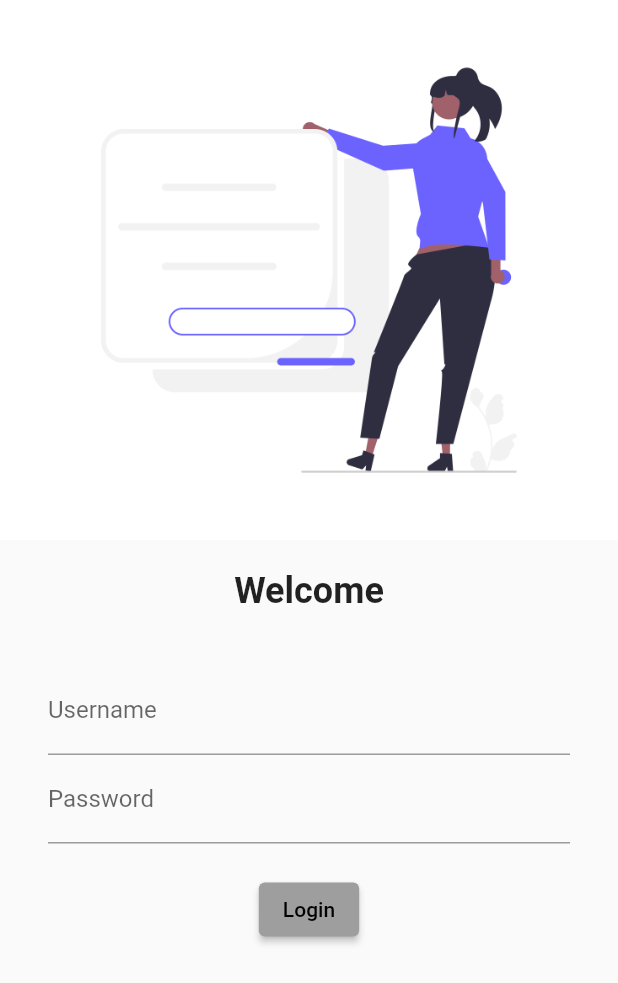
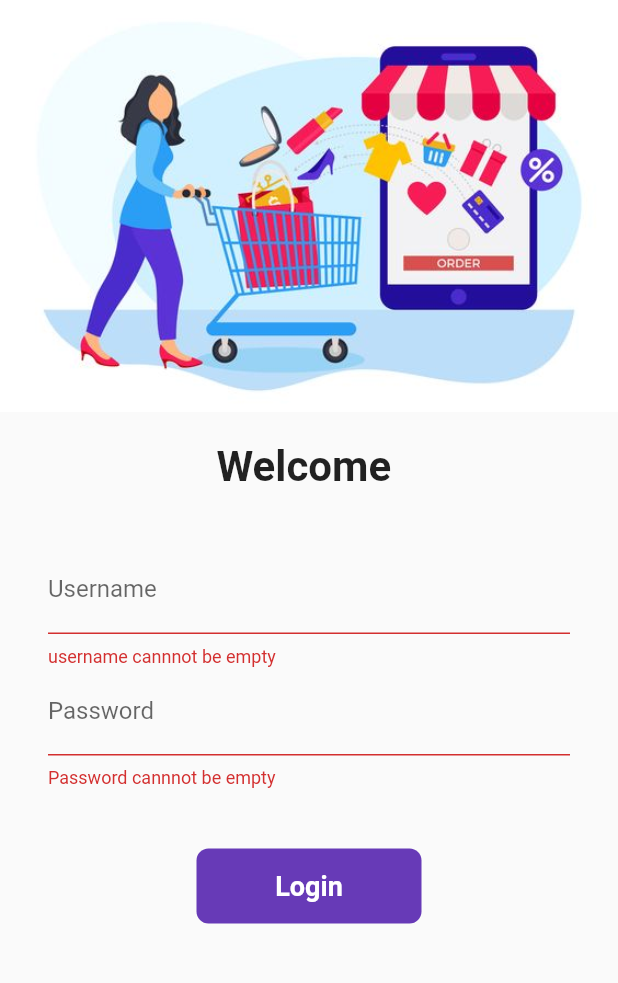
Before and after one commit to Mihir072/ShoppingApp, a Flutter app: the screen it shows after launch, after a tap on "Login", on a phone screen of 412 x 824 dp. Shown: the top 983 px of the screen. Run offline on Flutter 3.47's test engine with Material 2 defaults, Android fonts, the phone set to English and light mode, and no system bars.

Commit message:
Day5 completed

```diff
--- a/lib/main.dart
+++ b/lib/main.dart
@@ -1,6 +1,7 @@
 import 'package:flutter/material.dart';
 import 'package:flutter_application_1/pages/home_page.dart';
 import 'package:flutter_application_1/pages/login_page.dart';
+import 'package:flutter_application_1/utils/routes.dart';
 
 void main() {
   runApp(MyApp());
@@ -16,8 +17,8 @@ class MyApp extends StatelessWidget {
       ),
       routes: {
         "/": (context) => LoginPage(),
-        "/home": (context) => HomePage(),
-        "/login": (context) => LoginPage(),
+        MyRoutes.homeRoute: (context) => const HomePage(),
+        MyRoutes.loginRoute: (context) => LoginPage(),
       },
     );
   }
--- a/lib/pages/home_page.dart
+++ b/lib/pages/home_page.dart
@@ -7,14 +7,14 @@ class HomePage extends StatelessWidget {
   Widget build(BuildContext context) {
     return Scaffold(
       appBar: AppBar(
-        title: Text("Shopping"),
+        title: const Text("Revolution Shop"),
       ),
       body: Center(
         child: Container(
-          child: Text("Welcome to My Shopping App"),
+          child: const Text("Welcome to My Revolution Shop App"),
         ),
       ),
-      drawer: Drawer(),
+      drawer: const Drawer(),
     );
   }
 }
--- a/lib/pages/login_page.dart
+++ b/lib/pages/login_page.dart
@@ -1,22 +1,48 @@
 import 'package:flutter/material.dart';
+import 'package:flutter_application_1/utils/routes.dart';
 
-class LoginPage extends StatelessWidget {
+class LoginPage extends StatefulWidget {
+  @override
+  State<LoginPage> createState() => _LoginPageState();
+}
+
+class _LoginPageState extends State<LoginPage> {
+  String name = "";
+  bool changeButton = false;
+  final _formKey = GlobalKey<FormState>();
+
+  moveToHome(BuildContext context) async {
+    if (_formKey.currentState!.validate()) {
+      setState(() {
+        changeButton = true;
+      });
+      await Future.delayed(Duration(seconds: 1));
+      await Navigator.pushNamed(context, MyRoutes.homeRoute);
+      setState(() {
+        changeButton = false;
+      });
+    }
+  }
+
   @override
   Widget build(BuildContext context) {
     return Material(
+      child: SingleChildScrollView(
+          child: Form(
+        key: _formKey,
         child: Column(
           children: [
             Image.asset(
-          "asset/image/image_login.png",
+              "asset/image/image_login2.png",
               fit: BoxFit.cover,
             ),
             const SizedBox(
               height: 20.0,
             ),
-        const Text(
-          "Welcome",
-          style: TextStyle(
-            fontSize: 24,
+            Text(
+              "Welcome $name",
+              style: const TextStyle(
+                fontSize: 28,
                 fontWeight: FontWeight.bold,
               ),
             ),
@@ -24,7 +50,8 @@ class LoginPage extends StatelessWidget {
               height: 20.0,
             ),
             Padding(
-          padding: const EdgeInsets.symmetric(vertical: 16.0, horizontal: 32.0),
+              padding:
+                  const EdgeInsets.symmetric(vertical: 16.0, horizontal: 32.0),
               child: Column(
                 children: [
                   TextFormField(
@@ -32,6 +59,16 @@ class LoginPage extends StatelessWidget {
                       hintText: "Enter username",
                       labelText: "Username",
                     ),
+                    validator: (value) {
+                      if (value!.isEmpty) {
+                        return "username cannnot be empty";
+                      }
+                      return null;
+                    },
+                    onChanged: (value) {
+                      name = value;
+                      setState(() {});
+                    },
                   ),
                   TextFormField(
                     obscureText: true,
@@ -39,21 +76,49 @@ class LoginPage extends StatelessWidget {
                       hintText: "Enter password",
                       labelText: "Password",
                     ),
+                    validator: (value) {
+                      if (value!.isEmpty) {
+                        return "Password cannnot be empty";
+                      } else if (value.length < 6) {
+                        return "Password length should be atleast 6";
+                      }
+                      return null;
+                    },
                   ),
                   const SizedBox(
-                height: 20.0,
+                    height: 40.0,
                   ),
-              ElevatedButton(
-                onPressed: () {
-                  print("Hi Mihir");
-                },
-                style: TextButton.styleFrom(),
-                child: const Text("Login"),
+                  Material(
+                    color: Colors.deepPurple,
+                    borderRadius: BorderRadius.circular(changeButton ? 50 : 8),
+                    child: InkWell(
+                      onTap: () => moveToHome(context),
+                      child: AnimatedContainer(
+                        duration: Duration(seconds: 1),
+                        width: changeButton ? 50 : 150,
+                        height: 50,
+                        alignment: Alignment.center,
+                        child: changeButton
+                            ? const Icon(
+                                Icons.done,
+                                color: Colors.white,
+                              )
+                            : const Text(
+                                "Login",
+                                style: TextStyle(
+                                    color: Colors.white,
+                                    fontWeight: FontWeight.bold,
+                                    fontSize: 18),
+                              ),
+                      ),
+                    ),
                   )
                 ],
               ),
             ),
           ],
-    ));
+        ),
+      )),
+    );
   }
 }
--- /dev/null
+++ b/lib/utils/routes.dart
@@ -0,0 +1,4 @@
+class MyRoutes {
+  static String loginRoute = "/login";
+  static String homeRoute = "/home";
+}
```
Also changed, not shown: asset/image/image_login2.png (added). Lines whose indentation alone changed are shown as unchanged.
